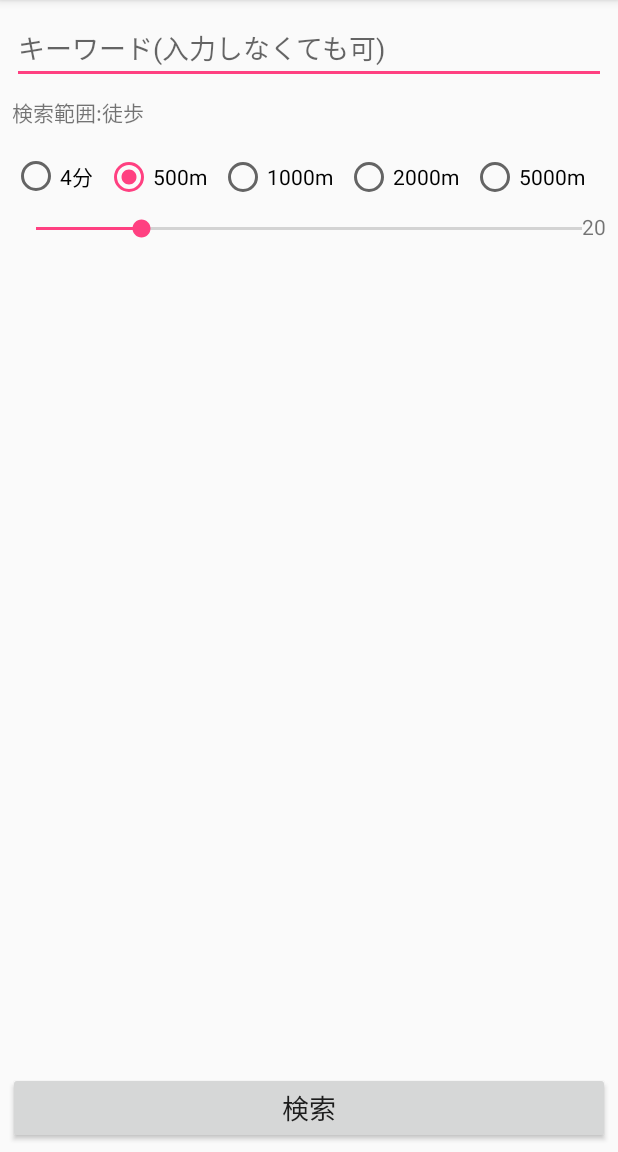
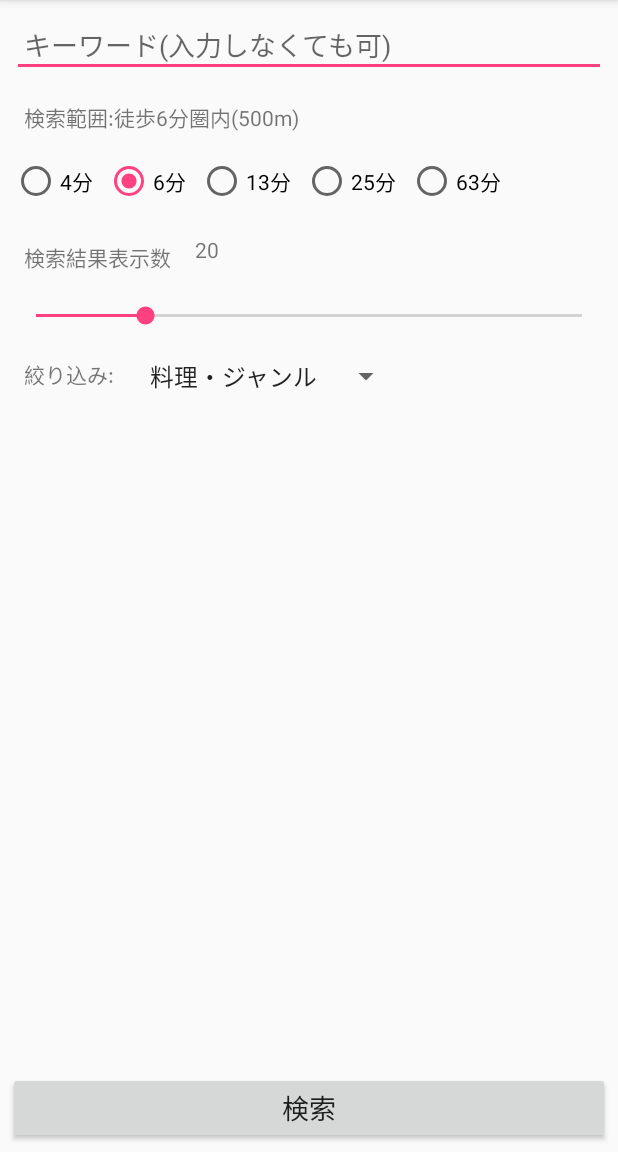
Before and after one commit to Yuki-Otk/H30Fenrir, an Android app: the screen it shows after launch (LocationActivity), on a phone screen of 412 x 824 dp, the part 84-1236 px from its top. Run offline under Robolectric (Android 15) with nearby library versions, the phone set to English and light mode, and no system bars.

Commit message:
fix_エミュレータで起動するとバグがあったため修正

```diff
--- a/app/src/main/java/com/example/otkyu/h30fenrir/LocationActivity.java
+++ b/app/src/main/java/com/example/otkyu/h30fenrir/LocationActivity.java
@@ -71,7 +71,7 @@ public class LocationActivity extends AppCompatActivity {
     private Location location;
 
     private String lastUpdateTime;
-    private Boolean requestingLocationUpdates,modeFlag;
+    private Boolean requestingLocationUpdates, modeFlag;
     private static final int REQUEST_CHECK_SETTINGS = 0x1;
     private int priority = 0;
     private double[] gps = new double[2];
@@ -94,7 +94,7 @@ public class LocationActivity extends AppCompatActivity {
 
         fusedLocationClient = LocationServices.getFusedLocationProviderClient(this);
         settingsClient = LocationServices.getSettingsClient(this);
-        init();//viewを読み込み
+        init();//viewを読み込み&初期化
         doGpsGet();//gpsを取得する
         onRadioClick();//radioボタンが変更されたらイベント
         radioGroup.check(R.id.five_m_radioButton);//初期値をチェックする
@@ -105,7 +105,6 @@ public class LocationActivity extends AppCompatActivity {
     }
 
     private void init() {
-        spinner = findViewById(R.id.genre_spinner);
         checkBoxes[0] = findViewById(R.id.checkBox1);
         checkBoxes[1] = findViewById(R.id.checkBox2);
         checkBoxes[2] = findViewById(R.id.checkBox3);
@@ -121,13 +120,14 @@ public class LocationActivity extends AppCompatActivity {
         rangeTextView = findViewById(R.id.range_textView);//徒歩何分か表示
         rangeString = getString(R.string.rangeJa);//strings.xmlのrangeJaを取得
         searchButton = findViewById(R.id.search_button);// 検索
-        modeFlag=false;//制限モードかのフラグ(true=制限モード)
+        spinner = findViewById(R.id.genre_spinner);
+        modeFlag = false;//制限モードかのフラグ(true=制限モード)
     }
 
     @Override
     public boolean onCreateOptionsMenu(Menu menu) {//アクションバーにメニューを表示させる
         getMenuInflater().inflate(R.menu.main_menu, menu);
-        menuItem=menu.findItem(R.id.imgSwich_menu);//アクションバーのアイコン
+        menuItem = menu.findItem(R.id.imgSwich_menu);//アクションバーのアイコン
         return super.onCreateOptionsMenu(menu);
     }
 
@@ -152,7 +152,7 @@ public class LocationActivity extends AppCompatActivity {
                     public void onClick(DialogInterface dialogInterface, int i) {
                         Toast.makeText(LocationActivity.this, "制限モード", Toast.LENGTH_SHORT).show();
                         menuItem.setIcon(R.mipmap.ic_image_off);
-                        modeFlag=true;
+                        modeFlag = true;
 
                     }
                 });
@@ -162,7 +162,7 @@ public class LocationActivity extends AppCompatActivity {
                     public void onClick(DialogInterface dialogInterface, int i) {
                         Toast.makeText(LocationActivity.this, "通常モード", Toast.LENGTH_SHORT).show();
                         menuItem.setIcon(R.mipmap.ic_image_on);
-                        modeFlag=false;
+                        modeFlag = false;
                     }
                 });
         builder.show();
@@ -339,7 +339,7 @@ public class LocationActivity extends AppCompatActivity {
         gnaviRequestEntity.setRange(doChangeRange(checkStr));//範囲をセット
         String page = (String) pageTextView.getText();//表示するページ数を取得
         gnaviRequestEntity.setPage(page);//表示するページ数をセット
-        EditText keywordEditText =  findViewById(R.id.keyword_editText);
+        EditText keywordEditText = findViewById(R.id.keyword_editText);
         String freeword = keywordEditText.getText().toString();//keyWordをセット
         freeword = addKeyWord(freeword);
         gnaviRequestEntity.setFreeword(freeword);//フリーワード検索をセット
--- a/app/src/main/java/com/example/otkyu/h30fenrir/ShowListActivity.java
+++ b/app/src/main/java/com/example/otkyu/h30fenrir/ShowListActivity.java
@@ -217,6 +217,7 @@ public class ShowListActivity extends AppCompatActivity {
     }
     private String getNowHourMinutes() {//現在の時刻をformatに従って取得
         Calendar calendar = Calendar.getInstance();//現在時刻を取得
+        Log.d("time",simpleDateFormat.format(calendar.getTime()));
         return simpleDateFormat.format(calendar.getTime());
     }
 
@@ -289,6 +290,7 @@ public class ShowListActivity extends AppCompatActivity {
         recyclerView.setAdapter(adapter);
         adapter.setList(listAPI);
         adapter.setModeFlag(modeFlag);
+        adapter.setResources(getResources());
         adapter.setOnItemClickListener(new View.OnClickListener() {
             @Override
             public void onClick(View view) {
--- a/app/src/main/res/layout-v26/activity_main.xml
+++ /dev/null
@@ -1,123 +0,0 @@
-<?xml version="1.0" encoding="utf-8"?>
-<android.support.constraint.ConstraintLayout xmlns:android="http://schemas.android.com/apk/res/android"
-    xmlns:app="http://schemas.android.com/apk/res-auto"
-    xmlns:tools="http://schemas.android.com/tools"
-    android:layout_width="match_parent"
-    android:layout_height="match_parent"
-    tools:context="com.example.otkyu.h30fenrir.MainActivity">
-
-    <Button
-        android:id="@+id/search_button"
-        android:layout_width="0dp"
-        android:layout_height="wrap_content"
-        android:layout_margin="5dp"
-        android:layout_marginBottom="8dp"
-        android:layout_marginEnd="8dp"
-        android:layout_marginStart="8dp"
-        android:layout_weight="1"
-        android:text="@string/search"
-        android:textSize="18sp"
-        app:layout_constraintBottom_toBottomOf="parent"
-        app:layout_constraintEnd_toEndOf="parent"
-        app:layout_constraintStart_toStartOf="parent" />
-
-    <EditText
-        android:id="@+id/keyword_editText"
-        android:layout_width="0dp"
-        android:layout_height="wrap_content"
-        android:layout_marginEnd="8dp"
-        android:layout_marginStart="8dp"
-        android:layout_marginTop="8dp"
-        android:ems="10"
-        android:hint="@string/freewordHint"
-        android:inputType="textPersonName"
-        app:layout_constraintEnd_toEndOf="parent"
-        app:layout_constraintStart_toStartOf="parent"
-        app:layout_constraintTop_toTopOf="parent" />
-
-    <TextView
-        android:id="@+id/page_textView"
-        android:layout_width="wrap_content"
-        android:layout_height="wrap_content"
-        android:text="20"
-        android:layout_marginEnd="8dp"
-        android:layout_marginTop="8dp"
-        app:layout_constraintEnd_toEndOf="parent"
-        app:layout_constraintTop_toBottomOf="@+id/radiogroup" />
-
-    <TextView
-        android:id="@+id/range_textView"
-        android:layout_width="wrap_content"
-        android:layout_height="wrap_content"
-        android:layout_marginStart="8dp"
-        android:layout_marginTop="8dp"
-        android:text="@string/rangeJa"
-        app:layout_constraintStart_toStartOf="parent"
-        app:layout_constraintTop_toBottomOf="@+id/keyword_editText" />
-
-    <RadioGroup
-        android:id="@+id/radiogroup"
-        android:layout_width="0dp"
-        android:layout_height="wrap_content"
-        android:layout_marginTop="8dp"
-        android:orientation="horizontal"
-        app:layout_constraintTop_toBottomOf="@+id/range_textView"
-        tools:ignore="MissingConstraints">
-
-        <RadioButton
-            android:id="@+id/three_m_radioButton"
-            android:layout_width="wrap_content"
-            android:layout_height="wrap_content"
-            android:layout_marginStart="8dp"
-            android:layout_marginTop="8dp"
-            android:text="@string/M300" />
-
-        <RadioButton
-            android:id="@+id/five_m_radioButton"
-            android:layout_width="wrap_content"
-            android:layout_height="wrap_content"
-            android:layout_marginStart="8dp"
-            android:layout_marginTop="8dp"
-            android:checked="true"
-            android:text="@string/m500" />
-
-        <RadioButton
-            android:id="@+id/one_km_radioButton"
-            android:layout_width="wrap_content"
-            android:layout_height="wrap_content"
-            android:layout_marginStart="8dp"
-            android:layout_marginTop="8dp"
-            android:text="@string/m1000" />
-
-        <RadioButton
-            android:id="@+id/tow_km_radioButton"
-            android:layout_width="wrap_content"
-            android:layout_height="wrap_content"
-            android:layout_marginStart="8dp"
-            android:layout_marginTop="8dp"
-            android:text="@string/m2000" />
-
-        <RadioButton
-            android:id="@+id/three_km_radioButton"
-            android:layout_width="wrap_content"
-            android:layout_height="wrap_content"
-            android:layout_marginStart="8dp"
-            android:layout_marginTop="8dp"
-            android:text="@string/m5000" />
-    </RadioGroup>
-
-    <SeekBar
-        android:id="@+id/page_seekBar"
-        android:layout_width="match_parent"
-        android:layout_height="wrap_content"
-        android:layout_marginEnd="8dp"
-        android:layout_marginRight="10dp"
-        android:progress="20"
-        android:min="1"
-        android:layout_marginStart="8dp"
-        android:layout_marginTop="10dp"
-        app:layout_constraintEnd_toStartOf="@+id/page_textView"
-        app:layout_constraintStart_toStartOf="parent"
-        app:layout_constraintTop_toBottomOf="@+id/radiogroup"
-        tools:ignore="RtlHardcoded" />
-</android.support.constraint.ConstraintLayout>
--- a/app/src/main/res/mipmap-anydpi-v26/ic_launcher.xml
+++ /dev/null
@@ -1,5 +0,0 @@
-<?xml version="1.0" encoding="utf-8"?>
-<adaptive-icon xmlns:android="http://schemas.android.com/apk/res/android">
-    <background android:drawable="@drawable/ic_launcher_background" />
-    <foreground android:drawable="@drawable/ic_launcher_foreground" />
-</adaptive-icon>
--- a/app/src/main/res/mipmap-anydpi-v26/ic_launcher_round.xml
+++ /dev/null
@@ -1,5 +0,0 @@
-<?xml version="1.0" encoding="utf-8"?>
-<adaptive-icon xmlns:android="http://schemas.android.com/apk/res/android">
-    <background android:drawable="@drawable/ic_launcher_background" />
-    <foreground android:drawable="@drawable/ic_launcher_foreground" />
-</adaptive-icon>
```
Also changed, not shown: app/src/main/java/com/example/otkyu/h30fenrir/view/CasarealRecycleViewAdapter.java (+11 -1 lines), app/src/main/res/drawable-v24/ic_launcher_foreground.xml (deleted, +0 -34 lines), 1 other file.
